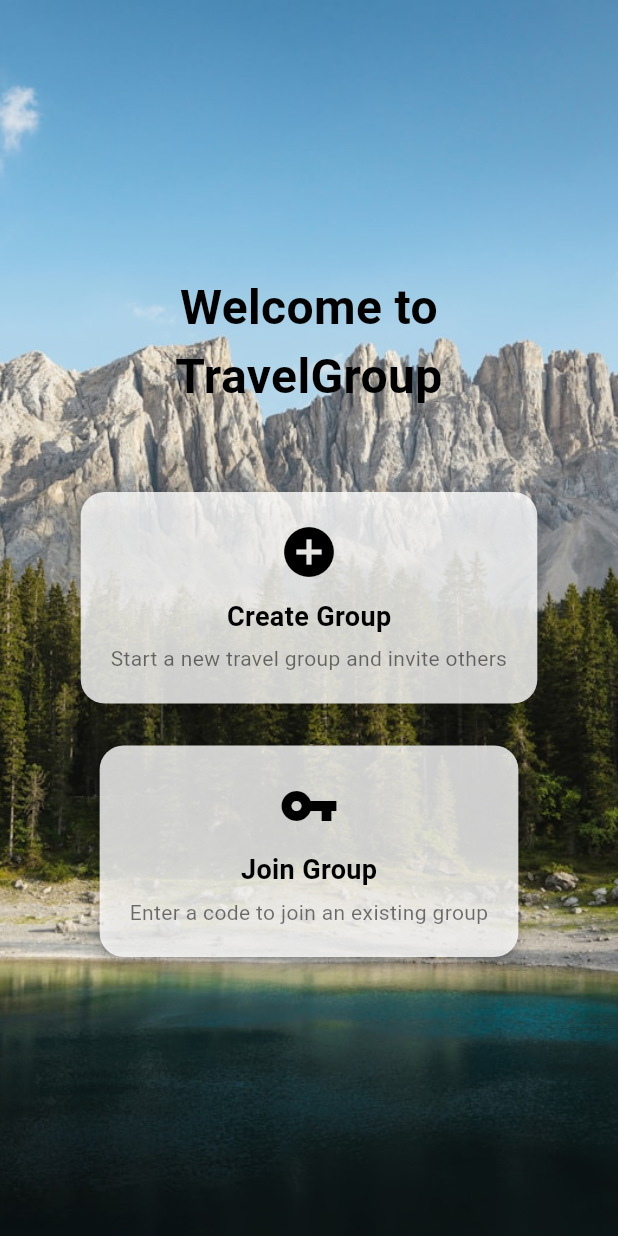
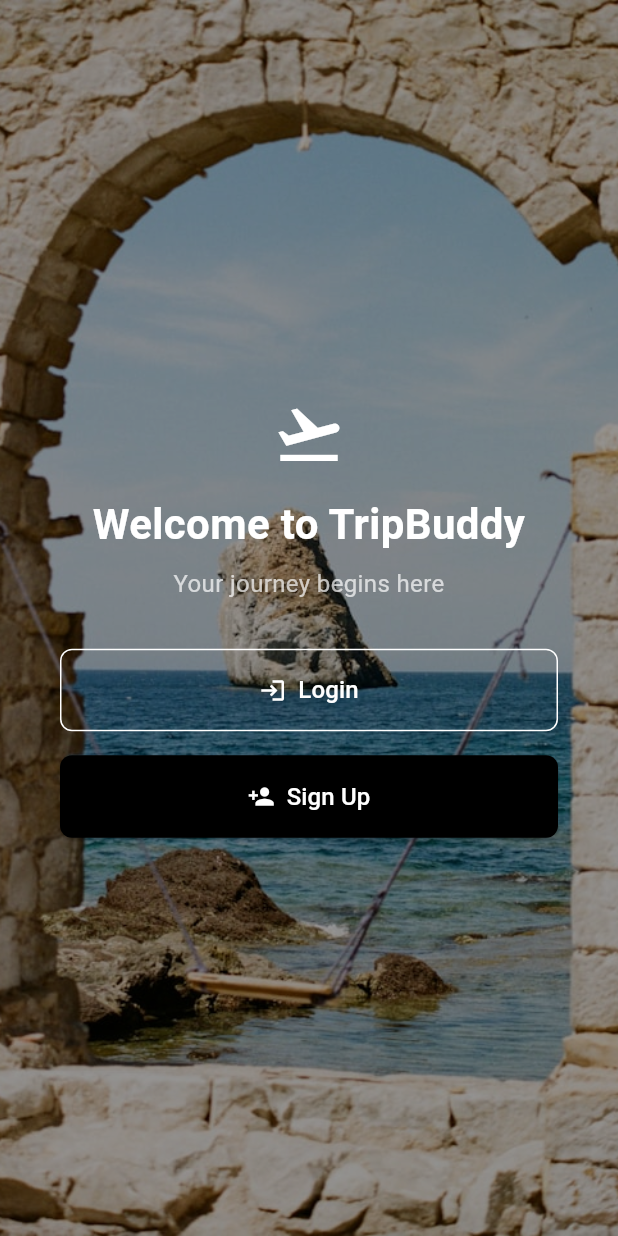
Before and after one commit to Capstone1-TripBuddy/frontend, a Flutter app: the screen it shows after launch, on a phone screen of 412 x 824 dp. Run offline on Flutter 3.47's test engine with Material 3 defaults, Android fonts, the phone set to English and light mode, and no system bars; our stand-ins replace image_picker, permission_handler.

Commit message:
add welcome,login,sign up page UI

```diff
--- a/lib/main.dart
+++ b/lib/main.dart
@@ -1,6 +1,7 @@
 import 'package:flutter/material.dart';
 import 'package:trip_buddy/dashboard.dart';
 import 'package:trip_buddy/group/group_page.dart';
+import 'package:trip_buddy/welcome/welcome_page.dart';
 import 'category/categories.dart';
 
 void main() {
@@ -32,7 +33,7 @@ class MyApp extends StatelessWidget {
         scaffoldBackgroundColor: Colors.grey[50],
       ),
       //home: DashboardPage(), //나중에 splash page 추가
-      home: const GroupPage(),
+      home: const WelcomePage(),
 
     );
   }
--- /dev/null
+++ b/lib/welcome/welcome_page.dart
@@ -0,0 +1,130 @@
+import 'package:flutter/material.dart';
+import 'package:trip_buddy/welcome/login_page.dart';
+import 'package:trip_buddy/welcome/sign_up_page.dart';
+
+class WelcomePage extends StatelessWidget {
+  const WelcomePage({super.key});
+
+  @override
+  Widget build(BuildContext context) {
+    return Scaffold(
+      body: Stack(
+        children: [
+          // 배경 이미지 설정
+          Container(
+            decoration: const BoxDecoration(
+              image: DecorationImage(
+                image: AssetImage('assets/images/welcomebackground.jpg'), // 배경 이미지 파일 경로
+                fit: BoxFit.cover,
+              ),
+            ),
+          ),
+          // 반투명 오버레이를 추가하여 텍스트 가독성을 높임
+          Container(
+            color: Colors.black.withOpacity(0.4),
+          ),
+          // 중앙의 텍스트 및 버튼 콘텐츠
+          Center(
+            child: Column(
+              mainAxisAlignment: MainAxisAlignment.center,
+              children: [
+                const Icon(Icons.flight_takeoff, color: Colors.white, size: 48),
+                const SizedBox(height: 16),
+                const Text(
+                  'Welcome to TripBuddy',
+                  style: TextStyle(
+                    color: Colors.white,
+                    fontSize: 28,
+                    fontWeight: FontWeight.bold,
+                  ),
+                  textAlign: TextAlign.center,
+                ),
+                const SizedBox(height: 8),
+                const Text(
+                  'Your journey begins here',
+                  style: TextStyle(
+                    color: Colors.white70,
+                    fontSize: 16,
+                  ),
+                  textAlign: TextAlign.center,
+                ),
+                const SizedBox(height: 32),
+                // 로그인 버튼
+                Padding(
+                  padding: const EdgeInsets.symmetric(horizontal: 40.0),
+                  child: ElevatedButton(
+                    onPressed: () {
+                      // 로그인 페이지로 이동
+                      Navigator.push(
+                        context,
+                        MaterialPageRoute(builder: (context) => const LoginPage()),
+                      );
+                    },
+                    style: ElevatedButton.styleFrom(
+                      backgroundColor: Colors.transparent,
+                      shadowColor: Colors.transparent,
+                      side: const BorderSide(color: Colors.white),
+                      padding: const EdgeInsets.symmetric(vertical: 16),
+                      shape: RoundedRectangleBorder(
+                        borderRadius: BorderRadius.circular(8),
+                      ),
+                    ),
+                    child: const Row(
+                      mainAxisAlignment: MainAxisAlignment.center,
+                      children: [
+                        Icon(Icons.login, color: Colors.white),
+                        SizedBox(width: 8),
+                        Text(
+                          'Login',
+                          style: TextStyle(
+                            color: Colors.white,
+                            fontSize: 16,
+                          ),
+                        ),
+                      ],
+                    ),
+                  ),
+                ),
+                const SizedBox(height: 16),
+                // 회원가입 버튼
+                Padding(
+                  padding: const EdgeInsets.symmetric(horizontal: 40.0),
+                  child: ElevatedButton(
+                    onPressed: () {
+                      // 회원가입 페이지로 이동
+                      Navigator.push(
+                        context,
+                        MaterialPageRoute(builder: (context) => const SignUpPage()),
+                      );
+                    },
+                    style: ElevatedButton.styleFrom(
+                      backgroundColor: Colors.black,
+                      padding: const EdgeInsets.symmetric(vertical: 16),
+                      shape: RoundedRectangleBorder(
+                        borderRadius: BorderRadius.circular(8),
+                      ),
+                    ),
+                    child: const Row(
+                      mainAxisAlignment: MainAxisAlignment.center,
+                      children: [
+                        Icon(Icons.person_add, color: Colors.white),
+                        SizedBox(width: 8),
+                        Text(
+                          'Sign Up',
+                          style: TextStyle(
+                            color: Colors.white,
+                            fontSize: 16,
+                          ),
+                        ),
+                      ],
+                    ),
+                  ),
+                ),
+              ],
+            ),
+          ),
+        ],
+      ),
+    );
+  }
+}
--- a/pubspec.yaml
+++ b/pubspec.yaml
@@ -65,6 +65,7 @@ flutter:
   assets:
      - assets/images/background.jpg
      - assets/images/background2.jpg
+     - assets/images/welcomebackground.jpg
   #   - images/a_dot_ham.jpeg
 
   # An image asset can refer to one or more resolution-specific "variants", see
```
Also changed, not shown: lib/welcome/login_page.dart (added, +138 -0 lines), lib/welcome/sign_up_page.dart (added, +152 -0 lines), assets/images/welcomebackground.jpg (added).
